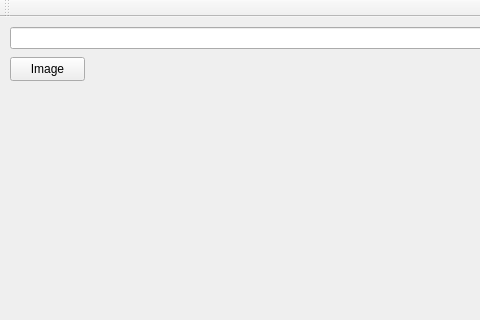
First picture: the form in src/test_qt/test_qt.ui, repository whpark/gtl, before the edit; both pictures show x 0 to 480 and y 0 to 320 of the 745 by 593 pixel window.
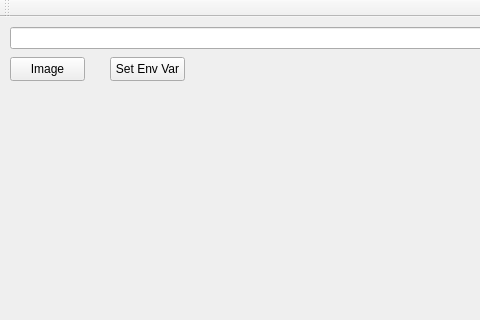
Second picture: the form after the edit.

Diff of the .ui file:
```diff
--- a/src/test_qt/test_qt.ui
+++ b/src/test_qt/test_qt.ui
@@ -37,6 +37,19 @@
      </rect>
     </property>
    </widget>
+   <widget class="QPushButton" name="btnSetEnvVar">
+    <property name="geometry">
+     <rect>
+      <x>110</x>
+      <y>40</y>
+      <width>75</width>
+      <height>24</height>
+     </rect>
+    </property>
+    <property name="text">
+     <string>Set Env Var</string>
+    </property>
+   </widget>
   </widget>
   <widget class="QMenuBar" name="menuBar">
    <property name="geometry">
```
